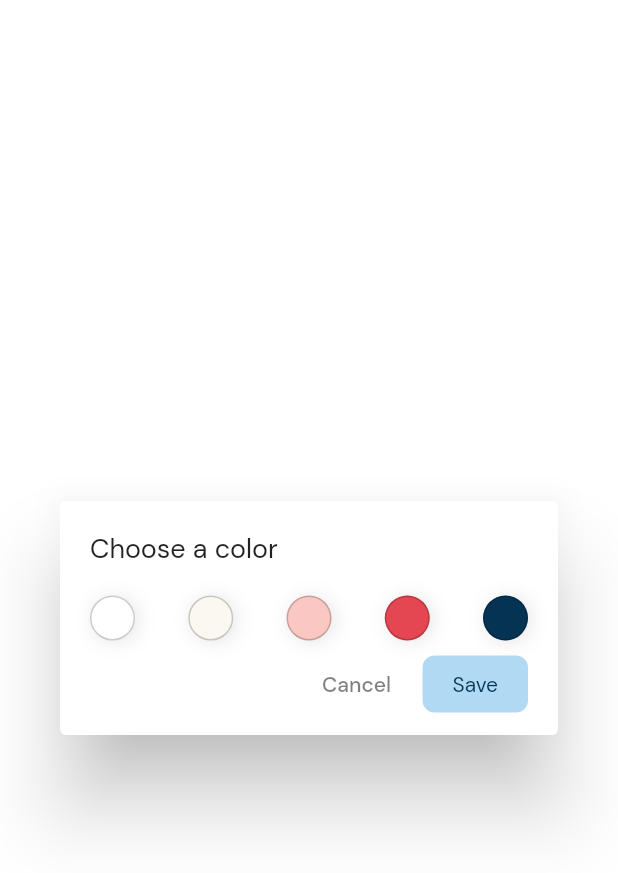
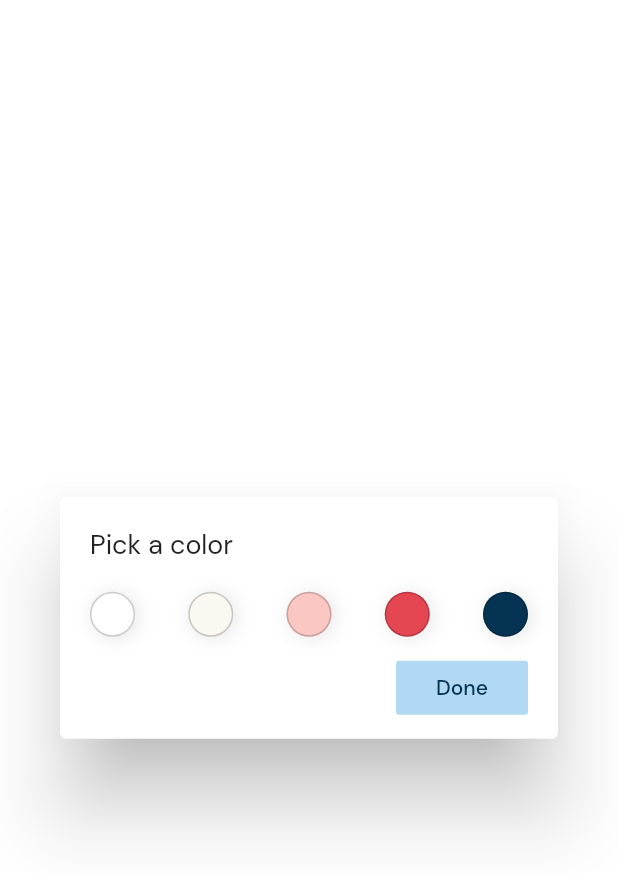
Before and after one commit to softode-code/Notey, a Flutter app: the ChooseColorDialog widget shown alone on an empty page, opened directly, on a phone screen of 412 x 824 dp. Shown: the top 873 px of the screen. Run offline on Flutter 3.47's test engine with Material 2 defaults, Android fonts, the phone set to English and light mode, and no system bars; our stand-ins replace equatable, firebase_auth, firebase_core, flutter_bloc, flutter_svg, google_sign_in; accounts and stored records are empty.

Commit message:
NewNote BLoC and BlocBuilder

```diff
--- /dev/null
+++ b/lib/bloc/new_note_bloc/new_note_event.dart
@@ -0,0 +1,41 @@
+import 'package:equatable/equatable.dart';
+
+abstract class NewNoteEvent extends Equatable{
+  @override
+  List<Object> get props => [];
+}
+
+class NewNoteTitleChanged extends NewNoteEvent{
+  final String title;
+  NewNoteTitleChanged({this.title});
+
+  @override
+  List<Object> get props => [this.title];
+}
+
+class NewNoteNoteChanged extends NewNoteEvent{
+  final String note;
+  NewNoteNoteChanged({this.note});
+
+  @override
+  List<Object> get props => [this.note];
+}
+
+class NewNoteColorChanged extends NewNoteEvent{
+  final int colorCode;
+  final int onColorCode;
+  NewNoteColorChanged({this.colorCode, this.onColorCode});
+
+  @override
+  List<Object> get props => [this.colorCode];
+}
+
+class NewNoteSavePressed extends NewNoteEvent{
+  final String title;
+  final String note;
+  final String colorCode;
+  NewNoteSavePressed({this.title, this.note, this.colorCode});
+
+  @override
+  List<Object> get props => [this.title, this.note, this.colorCode];
+}
--- /dev/null
+++ b/lib/bloc/new_note_bloc/new_note_state.dart
@@ -0,0 +1,66 @@
+import 'package:flutter/material.dart';
+
+
+class NewNoteState{
+  final bool isTitleEmpty;
+  final bool isNoteEmpty;
+  final int colorCode;
+  final int onColorCode;
+  final bool isSubmitting;
+  final bool isSuccess;
+  final bool isFailure;
+
+  bool get isEmpty => isTitleEmpty && isNoteEmpty;
+
+  NewNoteState({this.onColorCode, this.isTitleEmpty, this.isNoteEmpty, this.isSubmitting, this.isSuccess, this.isFailure, this.colorCode});
+
+  factory NewNoteState.initial(){
+    return NewNoteState(
+      isTitleEmpty: true,
+      isNoteEmpty: true,
+      colorCode: Colors.white.value,
+      onColorCode: Colors.black.value,
+      isSubmitting: false,
+      isSuccess: false,
+      isFailure: false
+    );
+  }
+
+  NewNoteState update({
+    int colorCode,
+    bool isTitleEmpty,
+    bool isNoteEmpty,
+    int onColorCode
+  }) {
+    return copyWith(
+      isTitleEmpty: isTitleEmpty,
+      isNoteEmpty: isNoteEmpty,
+      colorCode: colorCode,
+      onColorCode: onColorCode,
+      isSubmitting: false,
+      isSuccess: false,
+      isFailure: false
+    );
+  }
+
+  NewNoteState copyWith({
+    bool isTitleEmpty,
+    bool isNoteEmpty,
+    int colorCode,
+    int onColorCode,
+    bool isSubmitting,
+    bool isSuccess,
+    bool isFailure
+  }){
+    return NewNoteState(
+      isTitleEmpty: isTitleEmpty ?? this.isTitleEmpty,
+      isNoteEmpty: isNoteEmpty ?? this.isNoteEmpty,
+      colorCode: colorCode ?? this.colorCode,
+      onColorCode: onColorCode ?? this.onColorCode,
+      isSuccess: isSuccess ?? this.isSuccess,
+      isSubmitting: isSubmitting ?? this.isSubmitting,
+      isFailure: isFailure ?? this.isFailure
+    );
+  }
+
+}
--- a/lib/res/colors.dart
+++ b/lib/res/colors.dart
@@ -11,3 +11,17 @@ const Color black80 = Color(0xCC000000);
 const Color onPrimary = Color(0xFFFFFFFF);
 const Color textFormFieldColor = Color(0x66E9EFF6);
 const Color primaryBackground = Color(0xFFB1D9F4);
+const List<Color> noteColors = [
+  Color(0xFFFFFFFF),
+  Color(0xFFFAF8F0),
+  Color(0xFFFBC7C3),
+  Color(0xFFE44652),
+  Color(0xFF043353),
+];
+const List<Color> onNoteColors = [
+  Color(0xFF000000),
+  Color(0xFF000000),
+  Color(0xFF000000),
+  Color(0xFFFFFFFF),
+  Color(0xFFFFFFFF),
+];
--- a/lib/screens/new_note/choose_color_dialog.dart
+++ b/lib/screens/new_note/choose_color_dialog.dart
@@ -1,19 +1,14 @@
+import 'package:Notey/bloc/new_note_bloc/new_note_bloc.dart';
+import 'package:Notey/bloc/new_note_bloc/new_note_event.dart';
 import 'package:Notey/res/colors.dart';
 import 'package:flutter/material.dart';
+import 'package:flutter_bloc/flutter_bloc.dart';
 
 
 class ChooseColorDialog extends StatelessWidget {
   ChooseColorDialog({
     Key key,
   }) : super(key: key);
-
-  List<Color> colors = [
-    Color(0xFFFFFFFF),
-    Color(0xFFFAF8F0),
-    Color(0xFFFBC7C3),
-    Color(0xFFE44652),
-    Color(0xFF043353),
-  ];
 
   @override
   Widget build(BuildContext context) {
@@ -25,7 +20,7 @@ class ChooseColorDialog extends StatelessWidget {
           crossAxisAlignment: CrossAxisAlignment.start,
           children: [
             Text(
-              'Choose a color',
+              'Pick a color',
               style: TextStyle(
                 fontSize: 18.0
               ),
@@ -34,11 +29,13 @@ class ChooseColorDialog extends StatelessWidget {
             Row(
               mainAxisAlignment: MainAxisAlignment.spaceBetween,
               children: List.generate(5, (index) {
-                return Container(
+                return GestureDetector(
+                  onTap: () => BlocProvider.of<NewNoteBloc>(context).add(NewNoteColorChanged(colorCode: noteColors[index].value, onColorCode: onNoteColors[index].value)),
+                  child: Container(
                     height: 30,
                     width: 30,
                     decoration: BoxDecoration(
-                  color: colors[index],
+                      color: noteColors[index],
                       shape: BoxShape.circle,
                       border: Border.all(color: black20, width: 1),
                       boxShadow: [
@@ -49,39 +46,18 @@ class ChooseColorDialog extends StatelessWidget {
                         )
                       ]
                     ),
+                  ),
                 );
               }),
             ),
-            SizedBox(height: 5),
-            Row(
-              mainAxisAlignment: MainAxisAlignment.end,
-              children: [
-                FlatButton(
-                  onPressed:() => Navigator.pop(context),
-                  child: Text(
-                    'Cancel',
-                    style: TextStyle(
-                      color: black50
+            SizedBox(height: 10),
+            Align(
+              alignment: Alignment.centerRight,
+              child: FlatButton(
+                color: primaryBackground,
+                onPressed: () => Navigator.pop(context),
+                child: Text('Done', style: TextStyle(color: primaryColor),),
               ),
-                  ),
-                ),
-                InkWell(
-                  onTap:() => Navigator.pop(context),
-                  child: Container(
-                    padding: EdgeInsets.symmetric(vertical:10, horizontal: 20),
-                    decoration: BoxDecoration(
-                      color: primaryBackground,
-                      borderRadius: BorderRadius.circular(8)
-                    ),
-                    child: Text(
-                      'Save',
-                      style: TextStyle(
-                        color: primaryColor
-                      ),
-                    ),
-                  ),
-                ),
-              ],
             )
           ],
         ),
```
Also changed, not shown: lib/bloc/new_note_bloc/new_note_bloc.dart (added, +49 -0 lines), lib/screens/new_note/app_bar.dart (+8 -2 lines), lib/screens/new_note/new_note.dart (+49 -23 lines). Lines whose indentation alone changed are shown as unchanged.
